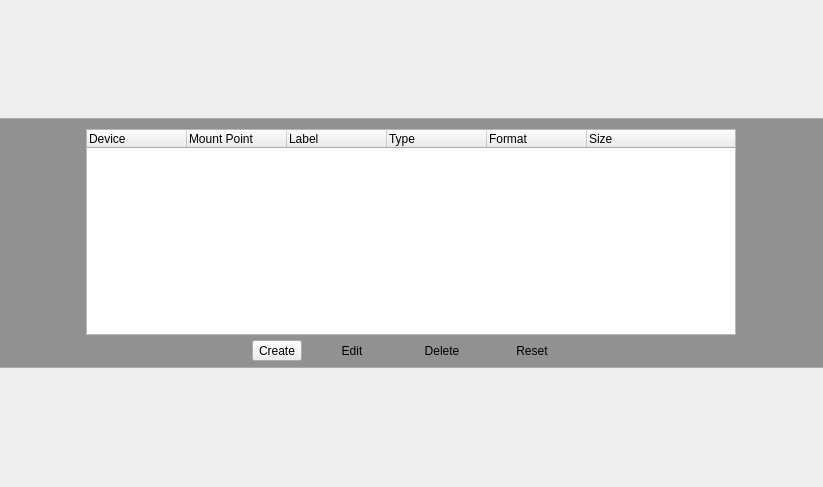
This is yali/gui/Ui/manualpartwidget.ui in dadas45li/yali as Qt 5 draws it before an edit. The edited form follows.
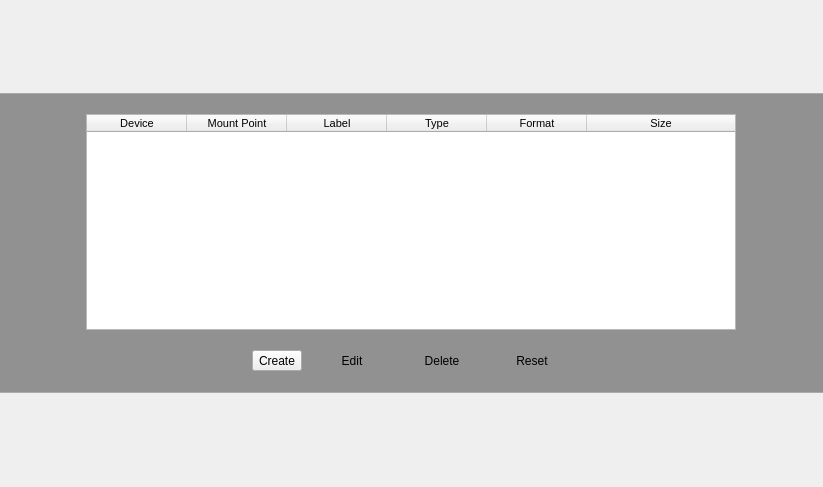
This is the edited form. Icons and pictures are not drawn.

Diff of the .ui file:
```diff
--- a/yali/gui/Ui/manualpartwidget.ui
+++ b/yali/gui/Ui/manualpartwidget.ui
@@ -37,7 +37,7 @@
      <property name="maximumSize">
       <size>
        <width>16777215</width>
-       <height>250</height>
+       <height>300</height>
       </size>
      </property>
      <property name="styleSheet">
@@ -89,13 +89,13 @@
        <number>0</number>
       </property>
       <property name="topMargin">
-       <number>10</number>
+       <number>20</number>
       </property>
       <property name="rightMargin">
        <number>0</number>
       </property>
       <property name="bottomMargin">
-       <number>5</number>
+       <number>20</number>
       </property>
       <property name="horizontalSpacing">
        <number>30</number>
@@ -111,7 +111,7 @@
         <item>
          <layout class="QVBoxLayout" name="verticalLayout">
           <property name="spacing">
-           <number>0</number>
+           <number>15</number>
           </property>
           <item>
            <layout class="QHBoxLayout" name="horizontalLayout_3">
@@ -135,35 +135,107 @@
               <property name="sortingEnabled">
                <bool>false</bool>
               </property>
+              <property name="allColumnsShowFocus">
+               <bool>false</bool>
+              </property>
+              <property name="wordWrap">
+               <bool>true</bool>
+              </property>
+              <property name="headerHidden">
+               <bool>false</bool>
+              </property>
+              <attribute name="headerCascadingSectionResizes">
+               <bool>true</bool>
+              </attribute>
+              <attribute name="headerHighlightSections">
+               <bool>false</bool>
+              </attribute>
+              <attribute name="headerMinimumSectionSize">
+               <number>75</number>
+              </attribute>
+              <attribute name="headerShowSortIndicator" stdset="0">
+               <bool>false</bool>
+              </attribute>
+              <attribute name="headerStretchLastSection">
+               <bool>true</bool>
+              </attribute>
               <column>
                <property name="text">
                 <string>Device</string>
                </property>
+               <property name="font">
+                <font>
+                 <pointsize>8</pointsize>
+                </font>
+               </property>
+               <property name="textAlignment">
+                <set>AlignHCenter|AlignVCenter|AlignCenter</set>
+               </property>
               </column>
               <column>
                <property name="text">
                 <string>Mount Point</string>
                </property>
+               <property name="font">
+                <font>
+                 <pointsize>8</pointsize>
+                </font>
+               </property>
+               <property name="textAlignment">
+                <set>AlignHCenter|AlignVCenter|AlignCenter</set>
+               </property>
               </column>
               <column>
                <property name="text">
                 <string>Label</string>
                </property>
+               <property name="font">
+                <font>
+                 <pointsize>8</pointsize>
+                </font>
+               </property>
+               <property name="textAlignment">
+                <set>AlignHCenter|AlignVCenter|AlignCenter</set>
+               </property>
               </column>
               <column>
                <property name="text">
                 <string>Type</string>
                </property>
+               <property name="font">
+                <font>
+                 <pointsize>8</pointsize>
+                </font>
+               </property>
+               <property name="textAlignment">
+                <set>AlignHCenter|AlignVCenter|AlignCenter</set>
+               </property>
               </column>
               <column>
                <property name="text">
                 <string>Format</string>
                </property>
+               <property name="font">
+                <font>
+                 <pointsize>8</pointsize>
+                </font>
+               </property>
+               <property name="textAlignment">
+                <set>AlignHCenter|AlignVCenter|AlignCenter</set>
+               </property>
               </column>
               <column>
                <property name="text">
                 <string>Size</string>
                </property>
+               <property name="font">
+                <font>
+                 <pointsize>8</pointsize>
+                </font>
+               </property>
+               <property name="textAlignment">
+                <set>AlignHCenter|AlignVCenter|AlignCenter</set>
+               </property>
               </column>
              </widget>
             </item>
@@ -189,6 +261,12 @@
             </item>
             <item>
              <widget class="QToolButton" name="newButton">
+              <property name="sizePolicy">
+               <sizepolicy hsizetype="Fixed" vsizetype="Fixed">
+                <horstretch>0</horstretch>
+                <verstretch>0</verstretch>
+               </sizepolicy>
+              </property>
               <property name="layoutDirection">
                <enum>Qt::LeftToRight</enum>
               </property>
@@ -199,7 +277,7 @@
                <enum>QToolButton::InstantPopup</enum>
               </property>
               <property name="toolButtonStyle">
-               <enum>Qt::ToolButtonTextOnly</enum>
+               <enum>Qt::ToolButtonTextBesideIcon</enum>
               </property>
               <property name="autoRaise">
                <bool>false</bool>
```
Left out of the diff: 16 changed lines with no effect on the pictures.
